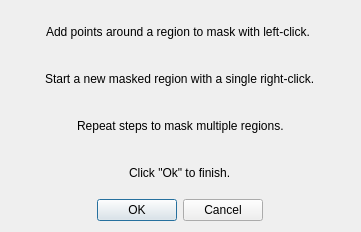
Qt form hexrd/ui/resources/ui/hand_drawn_mask_dialog.ui (HEXRD/hexrdgui) before a commit.
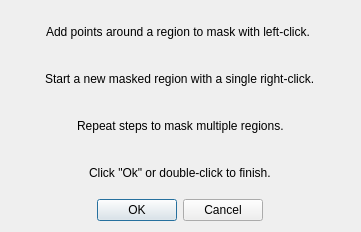
The same form after that commit.

Commit message: Complete hand-drawn masks with double click

```diff
--- a/hexrd/ui/resources/ui/hand_drawn_mask_dialog.ui
+++ b/hexrd/ui/resources/ui/hand_drawn_mask_dialog.ui
@@ -38,7 +38,7 @@
    <item alignment="Qt::AlignHCenter">
     <widget class="QLabel" name="label_3">
      <property name="text">
-      <string>Click &quot;Ok&quot; to finish.</string>
+      <string>Click &quot;Ok&quot; or double-click to finish.</string>
      </property>
     </widget>
    </item>
```
The commit also changes 1 other file.
